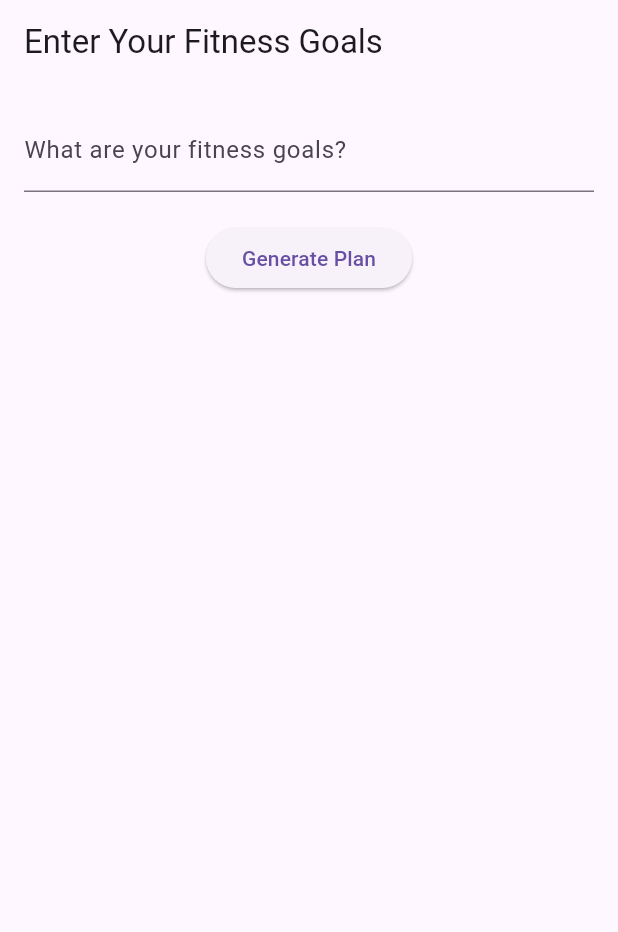
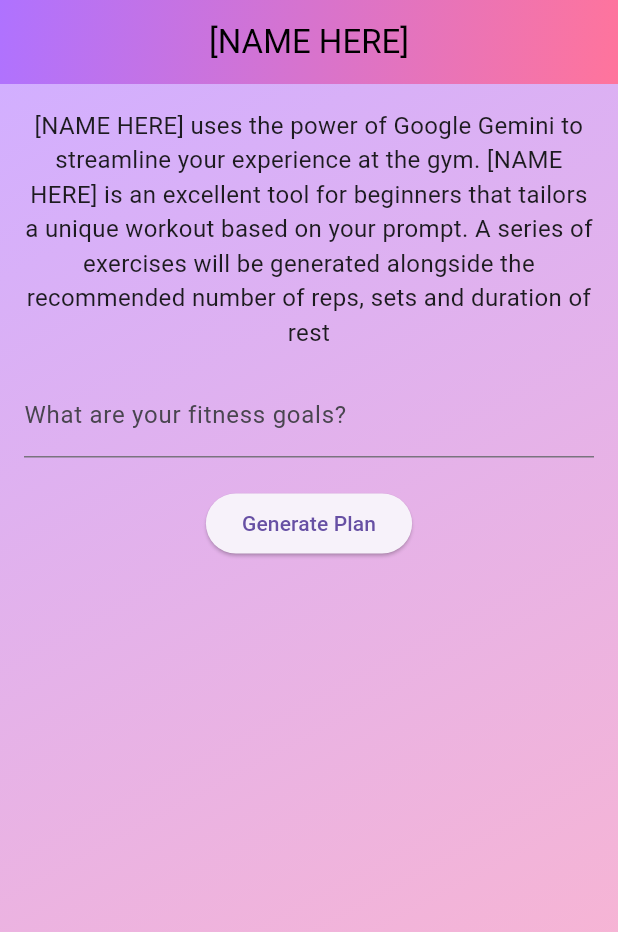
Before and after one commit to gelNye/GDSC2025, a Flutter app: the screen it shows after launch, on a phone screen of 412 x 824 dp. Shown: the top 932 px of the screen. Run offline on Flutter 3.47's test engine with Material 3 defaults, Android fonts, the phone set to English and light mode, and no system bars; our stand-ins replace flutter_markdown, go_router.

Commit message:
Making main look pretty

```diff
--- a/lib/main.dart
+++ b/lib/main.dart
@@ -102,20 +102,46 @@ class _FitnessGoalScreenState extends State<FitnessGoalScreen> {
   @override
   Widget build(BuildContext context) {
     return Scaffold(
-      appBar: AppBar(title: Text('Enter Your Fitness Goals')),
-      body: Padding(
+      appBar: AppBar(
+        title: Text('[NAME HERE]'),
+        foregroundColor: Colors.black,
+        centerTitle: true,
+        flexibleSpace: Container(
+          decoration: BoxDecoration(
+            gradient: LinearGradient(
+              colors: [const Color.fromARGB(255, 175, 114, 255), const Color.fromARGB(255, 255, 116, 156)],
+              begin: Alignment.topLeft,
+              end: Alignment.bottomRight,
+            ),
+          ),
+        ),
+      ),
+
+      body: Container(
+        decoration: BoxDecoration(
+          gradient: LinearGradient(
+            colors: [const Color.fromARGB(255, 210, 175, 255), const Color.fromARGB(255, 255, 182, 202)],
+            begin: Alignment.topLeft,
+            end: Alignment.bottomRight,
+          ),
+        ),
+        child: Padding(
           padding: const EdgeInsets.all(16.0),
           child: Column(
             children: [
+              Text(
+              "[NAME HERE] uses the power of Google Gemini to streamline your experience at the gym. [NAME HERE] is an excellent tool for beginners that tailors a unique workout based on your prompt. A series of exercises will be generated alongside the recommended number of reps, sets and duration of rest",
+                style: TextStyle(fontSize: 16),
+                textAlign: TextAlign.center,
+              ),
+              SizedBox(height: 16),
               TextField(
                 controller: _controller,
-              decoration:
-                  InputDecoration(labelText: 'What are your fitness goals?'),
+                decoration: InputDecoration(labelText: 'What are your fitness goals?'),
               ),
               SizedBox(height: 20),
               ElevatedButton(
-              onPressed:
-                  _isLoading ? null : () => _sendToGemini(_controller.text),
+                onPressed: _isLoading ? null : () => _sendToGemini(_controller.text),
                 child: Text('Generate Plan'),
               ),
               SizedBox(height: 20),
@@ -129,8 +155,10 @@ class _FitnessGoalScreenState extends State<FitnessGoalScreen> {
             ],
           ),
         ),
+      ),
     );
   }
+
 }
 
 class FitnessHomeWithNavBar extends StatefulWidget {
@@ -154,7 +182,7 @@ class _FitnessHomeWithNavBarState extends State<FitnessHomeWithNavBar> {
     ];
 
     return Scaffold(
-
+      //appBar: AppBar(title: Text('Fitness App')),
       body: pages[_selectedIndex],
       bottomNavigationBar: BottomNavigationBar(
         currentIndex: _selectedIndex,
```
Lines whose indentation alone changed are shown as unchanged.
